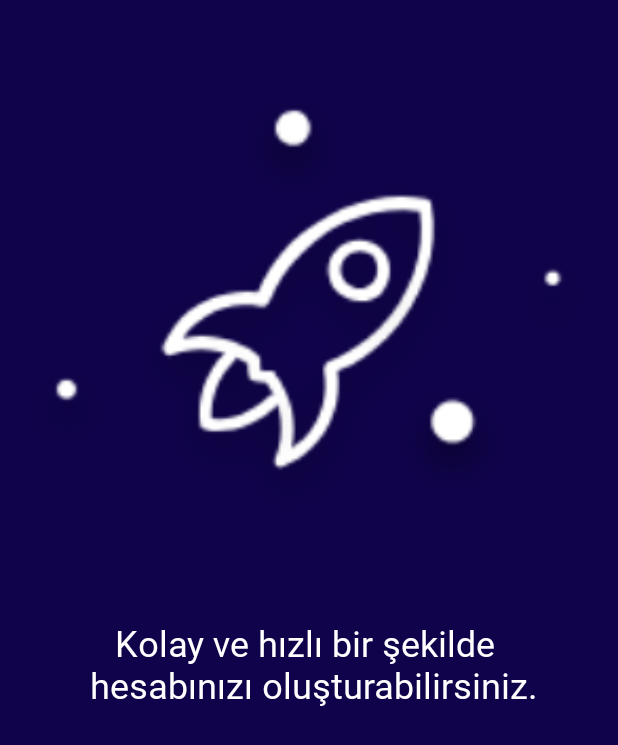
After one commit to zahitbasyigit/KYC_Android, an Android app: the layout welcome_2.xml on its own in the app's theme, with its tools: preview values and no code run, on a phone screen of 412 x 824 dp. The commit adds this screen. Shown: the top 745 px of the screen. Run offline under Robolectric (Android 15) with nearby library versions, the phone set to English and light mode, and no system bars.

Commit message:
Welcome view added

```diff
--- /dev/null
+++ b/app/src/main/res/layout/welcome_2.xml
@@ -0,0 +1,35 @@
+<?xml version="1.0" encoding="utf-8"?>
+<android.support.constraint.ConstraintLayout xmlns:android="http://schemas.android.com/apk/res/android"
+    xmlns:app="http://schemas.android.com/apk/res-auto"
+    xmlns:tools="http://schemas.android.com/tools"
+    android:layout_width="match_parent"
+    android:layout_height="match_parent"
+    tools:background="@color/colorPrimaryDark">
+
+    <ImageView
+        android:id="@+id/welcomeRocketImageView"
+        android:layout_width="0dp"
+        android:layout_height="0dp"
+        app:layout_constraintBottom_toTopOf="@+id/welcomeRocketTextView"
+        app:layout_constraintHorizontal_bias="0.5"
+        app:layout_constraintLeft_toLeftOf="parent"
+        app:layout_constraintRight_toRightOf="parent"
+        app:layout_constraintTop_toTopOf="parent"
+        app:srcCompat="@drawable/kyc_tutorial_rocket_2x" />
+
+    <TextView
+        android:id="@+id/welcomeRocketTextView"
+        android:layout_width="wrap_content"
+        android:layout_height="0dp"
+        android:layout_gravity="center_horizontal"
+        android:fontFamily="@font/sf_ui_display_light"
+        android:gravity="center_horizontal"
+        android:text="@string/welcome_2"
+        android:textColor="@android:color/white"
+        android:textSize="24sp"
+        app:layout_constraintBottom_toBottomOf="parent"
+        app:layout_constraintHorizontal_bias="0.5"
+        app:layout_constraintLeft_toLeftOf="parent"
+        app:layout_constraintRight_toRightOf="parent"
+        app:layout_constraintTop_toBottomOf="@+id/welcomeRocketImageView" />
+</android.support.constraint.ConstraintLayout>
--- a/app/src/main/res/values/strings.xml
+++ b/app/src/main/res/values/strings.xml
@@ -1,3 +1,4 @@
 <resources>
     <string name="app_name">KYC_Android</string>
+    <string name="welcome_2">Kolay ve hızlı bir şekilde \n hesabınızı oluşturabilirsiniz.</string>
 </resources>
```
